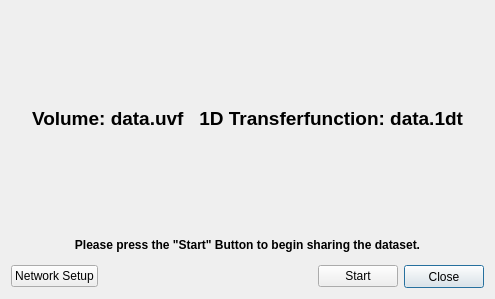
This is ImageVis3D/UI/UI/I3MDialog.ui in SCIInstitute/ImageVis3D as Qt 5 draws it before an edit. The edited form follows.
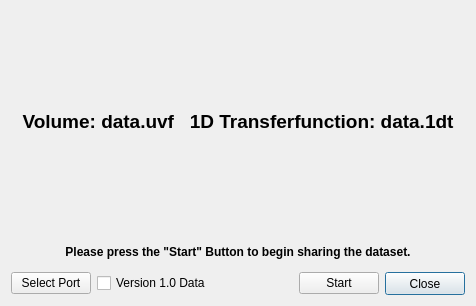
This is the edited form.

Diff of the .ui file:
```diff
--- a/ImageVis3D/UI/UI/I3MDialog.ui
+++ b/ImageVis3D/UI/UI/I3MDialog.ui
@@ -9,8 +9,8 @@
    <rect>
     <x>0</x>
     <y>0</y>
-    <width>495</width>
-    <height>299</height>
+    <width>476</width>
+    <height>306</height>
    </rect>
   </property>
   <property name="sizePolicy">
@@ -101,7 +101,14 @@
       <item>
        <widget class="QPushButton" name="pushButton_Network">
         <property name="text">
-         <string>Network Setup</string>
+         <string>Select Port</string>
+        </property>
+       </widget>
+      </item>
+      <item>
+       <widget class="QCheckBox" name="checkBoxV">
+        <property name="text">
+         <string>Version 1.0 Data</string>
         </property>
        </widget>
       </item>
```
Left out of the diff: 33 changed lines with no effect on the pictures.
